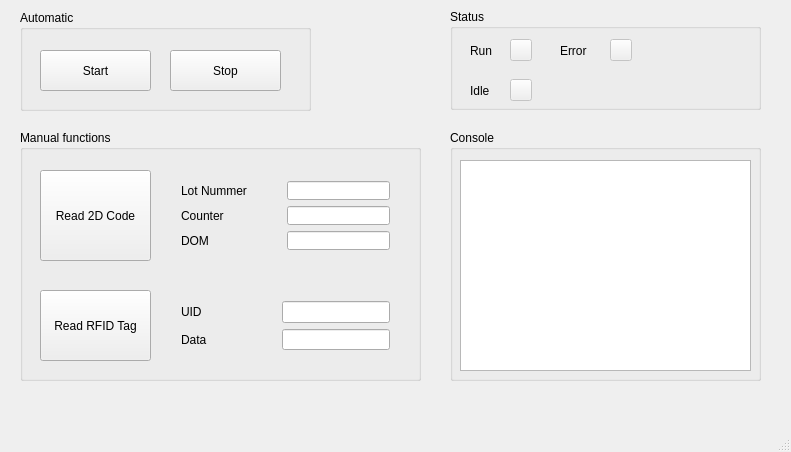
Above: mainwindow_V1.ui from angelusmx/RFID_Station before the change. Below: the same form after it.
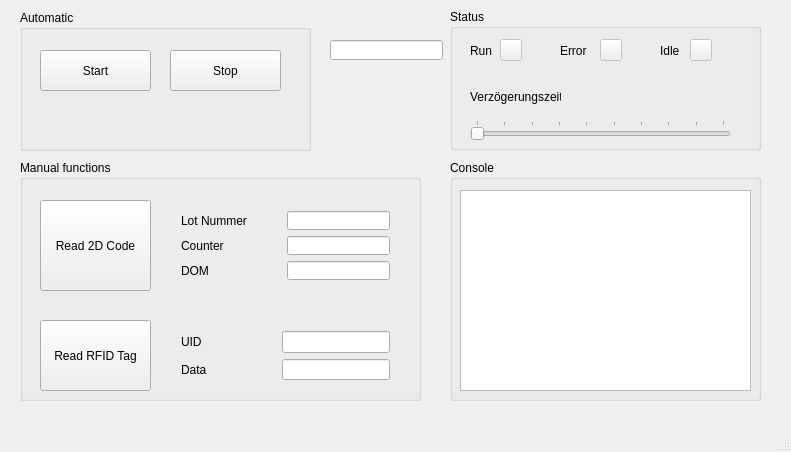
That is the form after the change.

```diff
--- a/mainwindow_V1.ui
+++ b/mainwindow_V1.ui
@@ -20,7 +20,7 @@
       <x>20</x>
       <y>10</y>
       <width>291</width>
-      <height>101</height>
+      <height>141</height>
      </rect>
     </property>
     <property name="title">
@@ -57,9 +57,9 @@
     <property name="geometry">
      <rect>
       <x>20</x>
-      <y>130</y>
+      <y>160</y>
       <width>401</width>
-      <height>251</height>
+      <height>241</height>
      </rect>
     </property>
     <property name="title">
@@ -257,7 +257,7 @@
       <x>450</x>
       <y>9</y>
       <width>311</width>
-      <height>101</height>
+      <height>141</height>
      </rect>
     </property>
     <property name="title">
@@ -282,7 +282,7 @@
      </property>
      <property name="geometry">
       <rect>
-       <x>60</x>
+       <x>50</x>
        <y>30</y>
        <width>22</width>
        <height>22</height>
@@ -301,8 +301,8 @@
     <widget class="QLabel" name="label">
      <property name="geometry">
       <rect>
-       <x>20</x>
-       <y>70</y>
+       <x>210</x>
+       <y>30</y>
        <width>22</width>
        <height>23</height>
       </rect>
@@ -330,7 +330,7 @@
      </property>
      <property name="geometry">
       <rect>
-       <x>160</x>
+       <x>150</x>
        <y>30</y>
        <width>22</width>
        <height>22</height>
@@ -352,8 +352,8 @@
      </property>
      <property name="geometry">
       <rect>
-       <x>60</x>
-       <y>70</y>
+       <x>240</x>
+       <y>30</y>
        <width>22</width>
        <height>22</height>
       </rect>
@@ -368,14 +368,27 @@
       <string/>
      </property>
     </widget>
+    <widget class="QLabel" name="label_2">
+     <property name="geometry">
+      <rect>
+       <x>20</x>
+       <y>80</y>
+       <width>91</width>
+       <height>16</height>
+      </rect>
+     </property>
+     <property name="text">
+      <string>Verzögerungszeit</string>
+     </property>
+    </widget>
    </widget>
    <widget class="QGroupBox" name="frame_console">
     <property name="geometry">
      <rect>
       <x>450</x>
-      <y>130</y>
+      <y>160</y>
       <width>311</width>
-      <height>251</height>
+      <height>241</height>
      </rect>
     </property>
     <property name="title">
@@ -387,7 +400,7 @@
        <x>10</x>
        <y>30</y>
        <width>291</width>
-       <height>211</height>
+       <height>201</height>
       </rect>
      </property>
      <property name="undoRedoEnabled">
@@ -398,6 +411,53 @@
      </property>
     </widget>
    </widget>
+   <widget class="QSlider" name="speed_slider">
+    <property name="geometry">
+     <rect>
+      <x>470</x>
+      <y>120</y>
+      <width>261</width>
+      <height>20</height>
+     </rect>
+    </property>
+    <property name="maximum">
+     <number>9</number>
+    </property>
+    <property name="singleStep">
+     <number>1</number>
+    </property>
+    <property name="pageStep">
+     <number>1</number>
+    </property>
+    <property name="value">
+     <number>0</number>
+    </property>
+    <property name="sliderPosition">
+     <number>0</number>
+    </property>
+    <property name="tracking">
+     <bool>true</bool>
+    </property>
+    <property name="orientation">
+     <enum>Qt::Horizontal</enum>
+    </property>
+    <property name="tickPosition">
+     <enum>QSlider::TicksAbove</enum>
+    </property>
+    <property name="tickInterval">
+     <number>1</number>
+    </property>
+   </widget>
+   <widget class="QLineEdit" name="txt_speed">
+    <property name="geometry">
+     <rect>
+      <x>330</x>
+      <y>40</y>
+      <width>113</width>
+      <height>20</height>
+     </rect>
+    </property>
+   </widget>
   </widget>
   <widget class="QMenuBar" name="menuBar">
    <property name="geometry">
```
